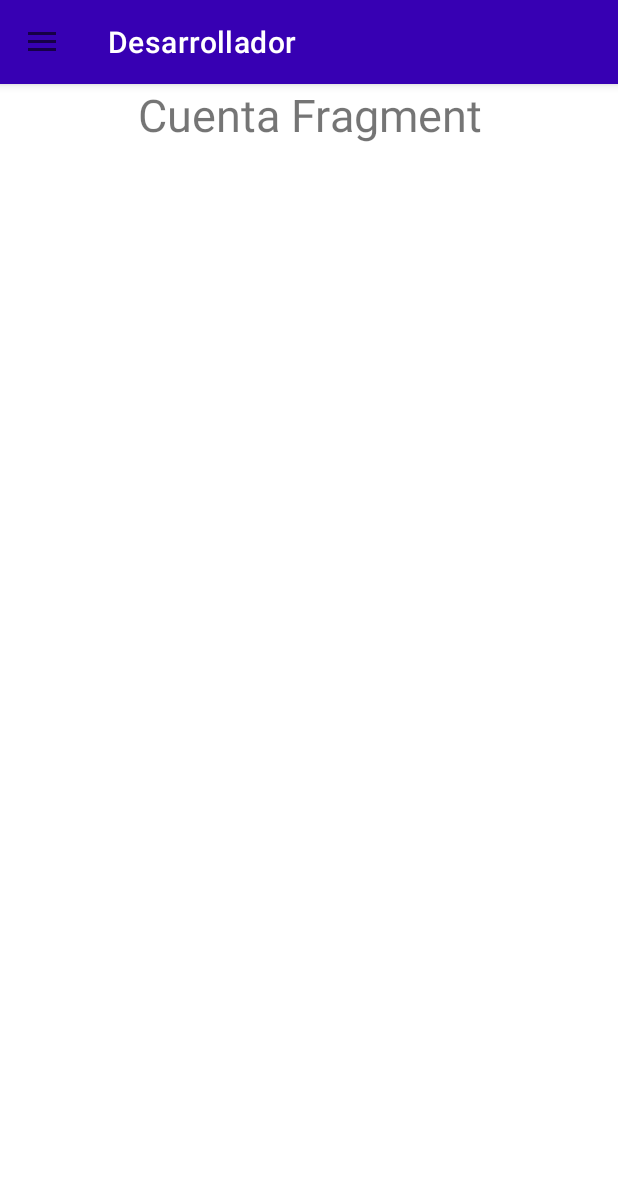
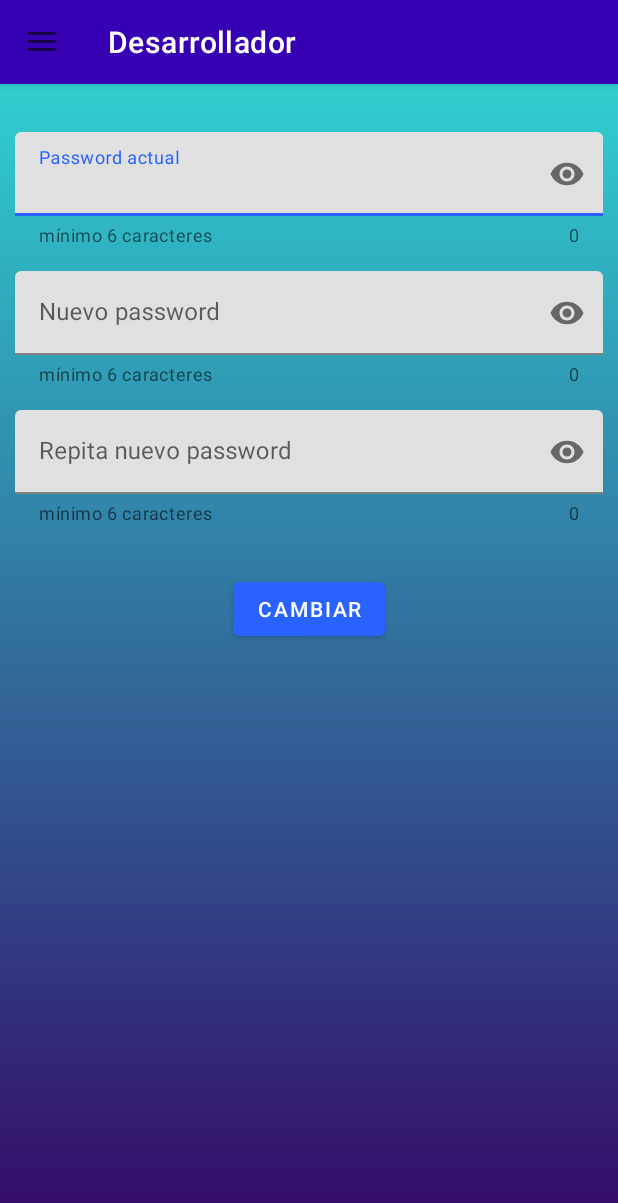
Before and after one commit to Jmarser/Proyecto_as, an Android app: the fragment CuentaFragment placed in its activity, in the side drawer, after a tap on "Desarrollador", on a phone screen of 412 x 824 dp. Shown: the top 1203 px of the screen. Run offline under Robolectric (Android 15) with nearby library versions, the phone set to English and light mode, and no system bars; our stand-ins replace ButterKnife; libraries missing offline, so code that uses them is left out: es.dmoral.toasty; 3 statements that could not run were skipped.

Commit message:
Fragment para el cambio de password por parte del usuario

```diff
--- a/app/src/main/java/com/jmarser/proyecto_as/api/WsApi.java
+++ b/app/src/main/java/com/jmarser/proyecto_as/api/WsApi.java
@@ -35,13 +35,19 @@ public interface WsApi {
     @POST(Constantes.API + Constantes.ENDPOINT_GET_TUTOR)
     Call<Tutor> getTutor(@Body Tutor tutor);
 
+    //Llamada POST con la que guardaremos una nueva ficha en la tabla
     @POST(Constantes.API + Constantes.ENDPOINT_SAVE_FICHA)
     Call<Ficha> saveFicha(@Body Ficha ficha);
 
+    //Llamada GET con la que obtenemos un alumno de la base de datos por su id
     @GET(Constantes.API + Constantes.ENDPOINT_GET_ALUMNO_ID)
     Call<Alumno> getAlumnoById(@Path("id") Long id);
 
+    //Llamada de actualización de los datos de una ficha
     @PUT(Constantes.API + Constantes.ENDPOINT_UPDATE_FICHA)
     Call<Ficha> firmarFicha(@Path("id")Long id, @Body Ficha ficha);
 
+    //Llamada de modificación del password del usuario.
+    @PUT(Constantes.API + Constantes.ENDPOINT_UPDATE_PASS)
+    Call<Login> modificarPass(@Path("id")Long id, @Body Login login);
 }
--- a/app/src/main/java/com/jmarser/proyecto_as/cuenta/CuentaFragment.java
+++ /dev/null
@@ -1,40 +0,0 @@
-package com.jmarser.proyecto_as.cuenta;
-
-import android.os.Bundle;
-
-import androidx.fragment.app.Fragment;
-
-import android.view.LayoutInflater;
-import android.view.View;
-import android.view.ViewGroup;
-
-import com.jmarser.proyecto_as.R;
-
-public class CuentaFragment extends Fragment {
-
-
-    public CuentaFragment() {
-        // Required empty public constructor
-    }
-
-    public static CuentaFragment newInstance() {
-        CuentaFragment fragment = new CuentaFragment();
-
-        return fragment;
-    }
-
-    @Override
-    public void onCreate(Bundle savedInstanceState) {
-        super.onCreate(savedInstanceState);
-
-    }
-
-    @Override
-    public View onCreateView(LayoutInflater inflater, ViewGroup container,
-                             Bundle savedInstanceState) {
-        // Inflate the layout for this fragment
-        View view = inflater.inflate(R.layout.fragment_cuenta, container, false);
-
-        return view;
-    }
-}
--- /dev/null
+++ b/app/src/main/java/com/jmarser/proyecto_as/cuenta/interactor/CuentaInteractor.java
@@ -0,0 +1,16 @@
+package com.jmarser.proyecto_as.cuenta.interactor;
+
+import com.jmarser.proyecto_as.model.Login;
+
+public interface CuentaInteractor {
+
+    interface changePasswordListener{
+        void success(Login login);
+
+        void errorUnknowCuenta(String mensaje);
+
+        void unknowError(String mensaje);
+    }
+
+    void tryChangePassword(Login login, changePasswordListener listener);
+}
--- /dev/null
+++ b/app/src/main/java/com/jmarser/proyecto_as/cuenta/presenter/CuentaPresenter.java
@@ -0,0 +1,8 @@
+package com.jmarser.proyecto_as.cuenta.presenter;
+
+import com.google.android.material.textfield.TextInputLayout;
+
+public interface CuentaPresenter {
+
+    void validarCampos(TextInputLayout passwordActual, TextInputLayout newPassword, TextInputLayout newPasswordRep);
+}
--- /dev/null
+++ b/app/src/main/java/com/jmarser/proyecto_as/cuenta/view/CuentaFragment.java
@@ -0,0 +1,102 @@
+package com.jmarser.proyecto_as.cuenta.view;
+
+import android.os.Bundle;
+import androidx.fragment.app.Fragment;
+import android.view.LayoutInflater;
+import android.view.View;
+import android.view.ViewGroup;
+import android.widget.Button;
+import com.google.android.material.textfield.TextInputLayout;
+import com.jmarser.proyecto_as.R;
+import com.jmarser.proyecto_as.cuenta.interactor.CuentaInteractorImpl;
+import com.jmarser.proyecto_as.cuenta.presenter.CuentaPresenter;
+import com.jmarser.proyecto_as.cuenta.presenter.CuentaPresenterImpl;
+import com.jmarser.proyecto_as.splash.view.SplashActivity;
+import com.jmarser.proyecto_as.utils.NavigationActivitis;
+import butterknife.BindView;
+import butterknife.ButterKnife;
+import es.dmoral.toasty.Toasty;
+
+public class CuentaFragment extends Fragment implements View.OnClickListener, CuentaView {
+
+    @BindView(R.id.til_pass_actual)
+    TextInputLayout til_pass_actual;
+    @BindView(R.id.til_new_pass)
+    TextInputLayout til_new_pass;
+    @BindView(R.id.til_newPass_rep)
+    TextInputLayout til_newPass_rep;
+    @BindView(R.id.btn_cambiar)
+    Button btn_cambiar;
+
+    private CuentaPresenter presenter;
+
+    public CuentaFragment() {
+        // Required empty public constructor
+    }
+
+    public static CuentaFragment newInstance() {
+        CuentaFragment fragment = new CuentaFragment();
+
+        return fragment;
+    }
+
+    @Override
+    public void onCreate(Bundle savedInstanceState) {
+        super.onCreate(savedInstanceState);
+
+        presenter = new CuentaPresenterImpl(getContext(), this, new CuentaInteractorImpl());
+    }
+
+    @Override
+    public View onCreateView(LayoutInflater inflater, ViewGroup container,
+                             Bundle savedInstanceState) {
+        // Inflate the layout for this fragment
+        View view = inflater.inflate(R.layout.fragment_cuenta, container, false);
+        ButterKnife.bind(this, view);
+
+        btn_cambiar.setOnClickListener(this);
+        return view;
+    }
+
+    @Override
+    public void onClick(View v) {
+        switch (v.getId()){
+            case R.id.btn_cambiar:
+                presenter.validarCampos(til_pass_actual, til_new_pass, til_newPass_rep);
+                break;
+        }
+    }
+
+    @Override
+    public void errorEqualsPass(String mensaje) {
+        Toasty.error(getContext(), mensaje, Toasty.LENGTH_SHORT).show();
+    }
+
+    @Override
+    public void infoEqualsPass(String mensaje) {
+        Toasty.info(getContext(), mensaje, Toasty.LENGTH_SHORT).show();
+    }
+
+    @Override
+    public void changePassOk(String mensaje) {
+        Toasty.success(getContext(), mensaje, Toasty.LENGTH_SHORT).show();
+        limpiarCampos();
+        NavigationActivitis.pasarActividad(getContext(), SplashActivity.class);
+    }
+
+    @Override
+    public void UnknowCuenta(String mensaje) {
+        Toasty.error(getContext(), mensaje, Toasty.LENGTH_SHORT).show();
+    }
+
+    @Override
+    public void unknowError(String mensaje) {
+        Toasty.error(getContext(), mensaje, Toasty.LENGTH_SHORT).show();
+    }
+
+    private void limpiarCampos(){
+        til_pass_actual.getEditText().setText("");
+        til_new_pass.getEditText().setText("");
+        til_newPass_rep.getEditText().setText("");
+    }
+}
--- /dev/null
+++ b/app/src/main/java/com/jmarser/proyecto_as/cuenta/view/CuentaView.java
@@ -0,0 +1,14 @@
+package com.jmarser.proyecto_as.cuenta.view;
+
+public interface CuentaView {
+
+    void errorEqualsPass(String mensaje);
+
+    void infoEqualsPass(String mensaje);
+
+    void changePassOk(String mensaje);
+
+    void UnknowCuenta(String mensaje);
+
+    void unknowError(String mensaje);
+}
--- a/app/src/main/java/com/jmarser/proyecto_as/editFicha/interactor/EditFichaInteractorImpl.java
+++ b/app/src/main/java/com/jmarser/proyecto_as/editFicha/interactor/EditFichaInteractorImpl.java
@@ -21,6 +21,8 @@ public class EditFichaInteractorImpl implements EditFichaInteractor{
                     listener.success();
                 }else if(response.code() == 404){
                     listener.errorEditFicha(response.message());
+                }else if(response.code() == 409) {
+                    listener.errorFichaExist(response.message());
                 }else{
                     listener.unknowError(response.message());
                 }
--- a/app/src/main/java/com/jmarser/proyecto_as/utils/Constantes.java
+++ b/app/src/main/java/com/jmarser/proyecto_as/utils/Constantes.java
@@ -23,6 +23,7 @@ public class Constantes {
     public static final String ENDPOINT_SAVE_FICHA = "/save_ficha";
     public static final String ENDPOINT_GET_ALUMNO_ID = "/alumno/{id}";
     public static final String ENDPOINT_UPDATE_FICHA = "/update_ficha/{id}";
+    public static final String ENDPOINT_UPDATE_PASS = "/update_login/{id}";
 
     /*Constantes roles*/
     public static final String ROL_ALUMNO = "Alumno";
@@ -36,4 +37,5 @@ public class Constantes {
     public static final String KEY_ALUMNO = "alumno";
     public static final String KEY_FICHA = "ficha";
 
+
 }
--- /dev/null
+++ b/app/src/main/res/drawable/ic_settings_24.xml
@@ -0,0 +1,10 @@
+<vector xmlns:android="http://schemas.android.com/apk/res/android"
+    android:width="24dp"
+    android:height="24dp"
+    android:viewportWidth="24"
+    android:viewportHeight="24"
+    android:tint="?attr/colorControlNormal">
+  <path
+      android:fillColor="@android:color/black"
+      android:pathData="M19.14,12.94c0.04,-0.3 0.06,-0.61 0.06,-0.94c0,-0.32 -0.02,-0.64 -0.07,-0.94l2.03,-1.58c0.18,-0.14 0.23,-0.41 0.12,-0.61l-1.92,-3.32c-0.12,-0.22 -0.37,-0.29 -0.59,-0.22l-2.39,0.96c-0.5,-0.38 -1.03,-0.7 -1.62,-0.94L14.4,2.81c-0.04,-0.24 -0.24,-0.41 -0.48,-0.41h-3.84c-0.24,0 -0.43,0.17 -0.47,0.41L9.25,5.35C8.66,5.59 8.12,5.92 7.63,6.29L5.24,5.33c-0.22,-0.08 -0.47,0 -0.59,0.22L2.74,8.87C2.62,9.08 2.66,9.34 2.86,9.48l2.03,1.58C4.84,11.36 4.8,11.69 4.8,12s0.02,0.64 0.07,0.94l-2.03,1.58c-0.18,0.14 -0.23,0.41 -0.12,0.61l1.92,3.32c0.12,0.22 0.37,0.29 0.59,0.22l2.39,-0.96c0.5,0.38 1.03,0.7 1.62,0.94l0.36,2.54c0.05,0.24 0.24,0.41 0.48,0.41h3.84c0.24,0 0.44,-0.17 0.47,-0.41l0.36,-2.54c0.59,-0.24 1.13,-0.56 1.62,-0.94l2.39,0.96c0.22,0.08 0.47,0 0.59,-0.22l1.92,-3.32c0.12,-0.22 0.07,-0.47 -0.12,-0.61L19.14,12.94zM12,15.6c-1.98,0 -3.6,-1.62 -3.6,-3.6s1.62,-3.6 3.6,-3.6s3.6,1.62 3.6,3.6S13.98,15.6 12,15.6z"/>
+</vector>
--- a/app/src/main/res/layout/fragment_cuenta.xml
+++ b/app/src/main/res/layout/fragment_cuenta.xml
@@ -1,22 +1,89 @@
 <?xml version="1.0" encoding="utf-8"?>
-<androidx.constraintlayout.widget.ConstraintLayout
+<ScrollView
     xmlns:android="http://schemas.android.com/apk/res/android"
     xmlns:app="http://schemas.android.com/apk/res-auto"
     xmlns:tools="http://schemas.android.com/tools"
     android:layout_width="match_parent"
     android:layout_height="match_parent"
-    tools:context=".cuenta.CuentaFragment">
+    tools:context=".cuenta.view.CuentaFragment"
+    android:background="@drawable/degradado_registro">
 
 
-    <TextView
+    <androidx.constraintlayout.widget.ConstraintLayout
         android:layout_width="match_parent"
-        android:layout_height="match_parent"
-        android:textAlignment="center"
-        android:text="Cuenta Fragment"
-        android:textSize="30sp"
-        app:layout_constraintBottom_toBottomOf="parent"
-        app:layout_constraintEnd_toEndOf="parent"
-        app:layout_constraintStart_toStartOf="parent"
-        app:layout_constraintTop_toTopOf="parent" />
+        android:layout_height="wrap_content">
 
-</androidx.constraintlayout.widget.ConstraintLayout>
+        <com.google.android.material.textfield.TextInputLayout
+            android:id="@+id/til_pass_actual"
+            android:layout_width="match_parent"
+            android:layout_height="wrap_content"
+            android:layout_marginStart="10dp"
+            android:layout_marginTop="32dp"
+            android:layout_marginEnd="10dp"
+            app:layout_constraintEnd_toEndOf="parent"
+            app:layout_constraintStart_toStartOf="parent"
+            app:layout_constraintTop_toTopOf="parent"
+            app:passwordToggleEnabled="true"
+            app:helperText="mínimo 6 caracteres"
+            app:counterEnabled="true">
+
+            <com.google.android.material.textfield.TextInputEditText
+                android:layout_width="match_parent"
+                android:layout_height="wrap_content"
+                android:hint="@string/password_actual"
+                android:inputType="textWebPassword" />
+        </com.google.android.material.textfield.TextInputLayout>
+
+        <com.google.android.material.textfield.TextInputLayout
+            android:id="@+id/til_new_pass"
+            android:layout_width="match_parent"
+            android:layout_height="wrap_content"
+            android:layout_marginStart="10dp"
+            android:layout_marginTop="16dp"
+            android:layout_marginEnd="10dp"
+            app:layout_constraintEnd_toEndOf="parent"
+            app:layout_constraintStart_toStartOf="parent"
+            app:layout_constraintTop_toBottomOf="@+id/til_pass_actual"
+            app:passwordToggleEnabled="true"
+            app:helperText="mínimo 6 caracteres"
+            app:counterEnabled="true">
+
+            <com.google.android.material.textfield.TextInputEditText
+                android:layout_width="match_parent"
+                android:layout_height="wrap_content"
+                android:hint="@string/nuevo_password"
+                android:inputType="textWebPassword" />
+        </com.google.android.material.textfield.TextInputLayout>
+
+        <com.google.android.material.textfield.TextInputLayout
+            android:id="@+id/til_newPass_rep"
+            android:layout_width="match_parent"
+            android:layout_height="wrap_content"
+            android:layout_marginStart="10dp"
+            android:layout_marginTop="16dp"
+            android:layout_marginEnd="10dp"
+            app:layout_constraintEnd_toEndOf="parent"
+            app:layout_constraintStart_toStartOf="parent"
+            app:layout_constraintTop_toBottomOf="@+id/til_new_pass"
+            app:passwordToggleEnabled="true"
+            app:helperText="mínimo 6 caracteres"
+            app:counterEnabled="true">
+
+            <com.google.android.material.textfield.TextInputEditText
+                android:layout_width="match_parent"
+                android:layout_height="wrap_content"
+                android:hint="@string/repita_nuevo_password"
+                android:inputType="textWebPassword" />
+        </com.google.android.material.textfield.TextInputLayout>
+
+        <Button
+            android:id="@+id/btn_cambiar"
+            android:layout_width="wrap_content"
+            android:layout_height="wrap_content"
+            android:layout_marginTop="32dp"
+            android:text="@string/cambiar"
+            app:layout_constraintEnd_toEndOf="parent"
+            app:layout_constraintStart_toStartOf="parent"
+            app:layout_constraintTop_toBottomOf="@+id/til_newPass_rep" />
+    </androidx.constraintlayout.widget.ConstraintLayout>
+</ScrollView>
--- a/app/src/main/res/menu/menu_toolbar.xml
+++ b/app/src/main/res/menu/menu_toolbar.xml
@@ -11,8 +11,8 @@
             android:checked="true"/>
         <item
             android:id="@+id/menu_cuenta"
-            android:icon="@drawable/ic_menu_account_24"
-            android:title="Cuenta" />
+            android:icon="@drawable/ic_settings_24"
+            android:title="Ajustes" />
 
 
     </group>
--- a/app/src/main/res/values/strings.xml
+++ b/app/src/main/res/values/strings.xml
@@ -48,5 +48,9 @@
     <string name="open_drawer">open drawer</string>
     <string name="close_drawer">close drawer</string>
     <string name="modificar_ficha">MODIFICAR FICHA</string>
+    <string name="password_actual">Password actual</string>
+    <string name="nuevo_password">Nuevo password</string>
+    <string name="repita_nuevo_password">Repita nuevo password</string>
+    <string name="cambiar">Cambiar</string>
 
 </resources>
```
Also changed, not shown: app/src/main/java/com/jmarser/proyecto_as/cuenta/interactor/CuentaInteractorImpl.java (added, +35 -0 lines), app/src/main/java/com/jmarser/proyecto_as/cuenta/presenter/CuentaPresenterImpl.java (added, +98 -0 lines), app/src/main/java/com/jmarser/proyecto_as/principal/PrincipalActivity.java (+2 -10 lines), app/src/main/res/layout/fragment_fichas_alumno.xml (+8 -3 lines).
